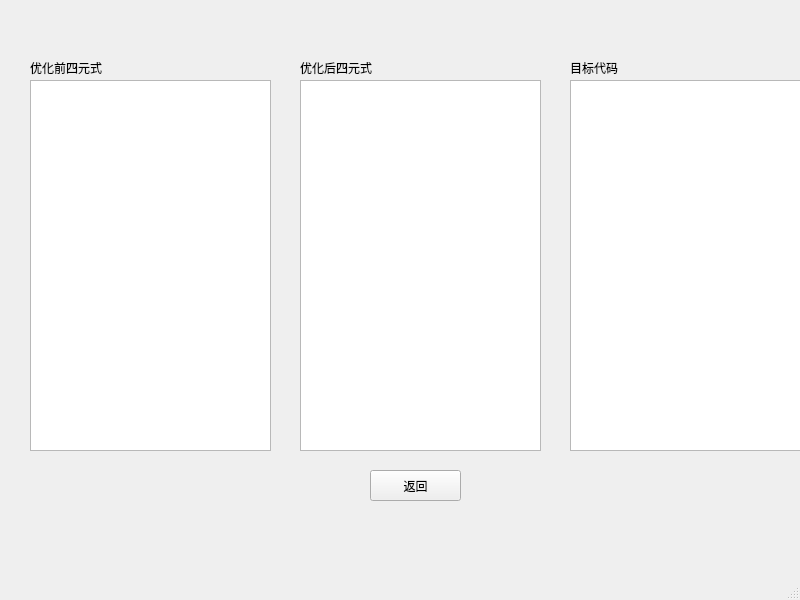
This is quat_result.ui in lh2080028463/Compiler as Qt 5 draws it before an edit. The edited form follows.
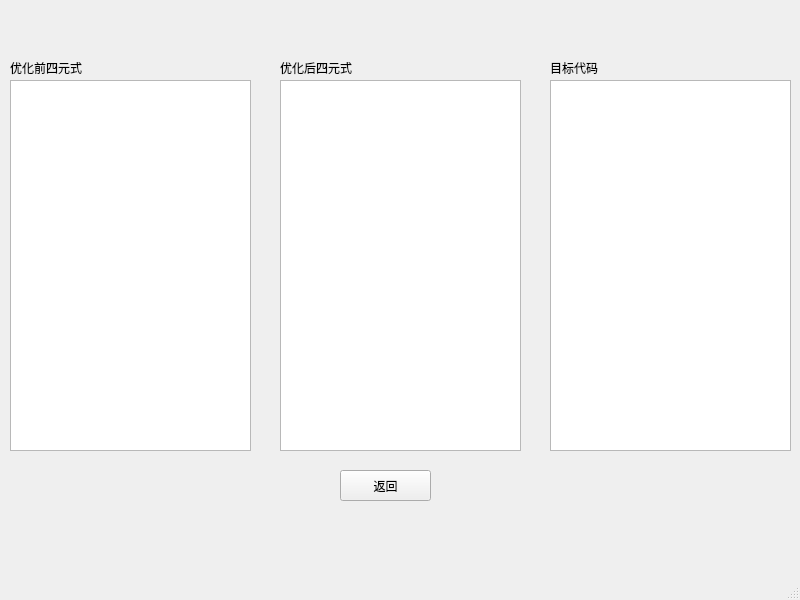
This is the edited form.

The edit to the form file:
```diff
--- a/quat_result.ui
+++ b/quat_result.ui
@@ -17,7 +17,7 @@
    <widget class="QLabel" name="label_3">
     <property name="geometry">
      <rect>
-      <x>570</x>
+      <x>550</x>
       <y>60</y>
       <width>101</width>
       <height>16</height>
@@ -30,7 +30,7 @@
    <widget class="QLabel" name="label_2">
     <property name="geometry">
      <rect>
-      <x>300</x>
+      <x>280</x>
       <y>60</y>
       <width>101</width>
       <height>16</height>
@@ -43,7 +43,7 @@
    <widget class="QTextBrowser" name="textBrowser_2">
     <property name="geometry">
      <rect>
-      <x>300</x>
+      <x>280</x>
       <y>80</y>
       <width>241</width>
       <height>371</height>
@@ -53,7 +53,7 @@
    <widget class="QTextBrowser" name="textBrowser_3">
     <property name="geometry">
      <rect>
-      <x>570</x>
+      <x>550</x>
       <y>80</y>
       <width>241</width>
       <height>371</height>
@@ -63,7 +63,7 @@
    <widget class="QLabel" name="label">
     <property name="geometry">
      <rect>
-      <x>30</x>
+      <x>10</x>
       <y>60</y>
       <width>101</width>
       <height>16</height>
@@ -76,7 +76,7 @@
    <widget class="QTextBrowser" name="textBrowser">
     <property name="geometry">
      <rect>
-      <x>30</x>
+      <x>10</x>
       <y>80</y>
       <width>241</width>
       <height>371</height>
@@ -86,7 +86,7 @@
    <widget class="QPushButton" name="quitButton">
     <property name="geometry">
      <rect>
-      <x>370</x>
+      <x>340</x>
       <y>470</y>
       <width>91</width>
       <height>31</height>
```
Left out of the diff: 2 changed lines with no effect on the pictures.
